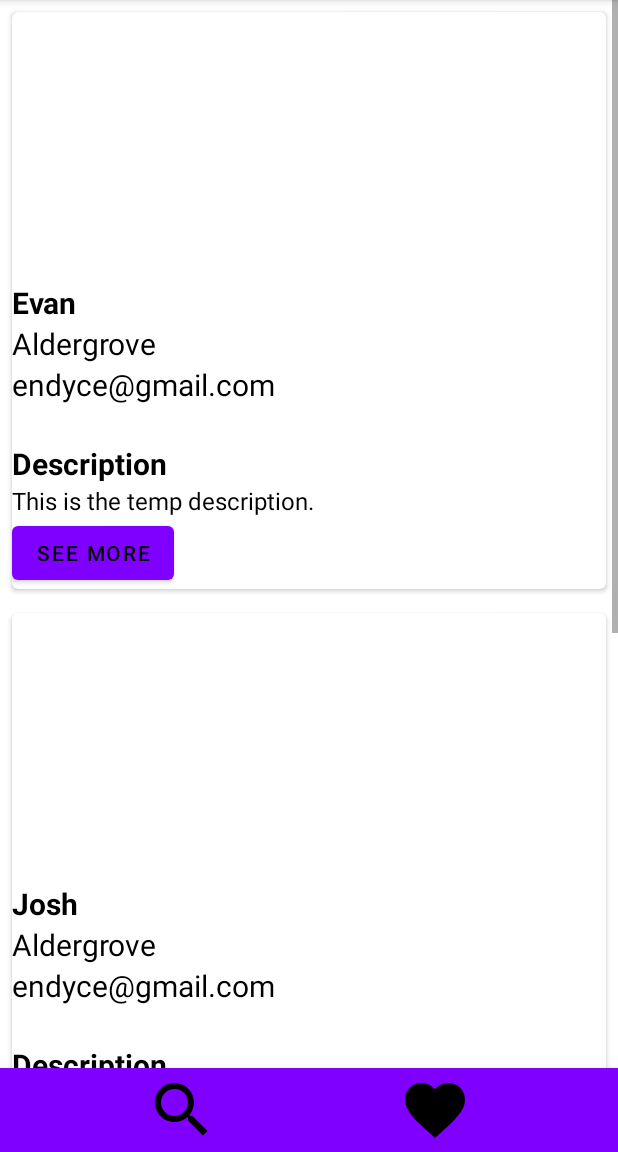
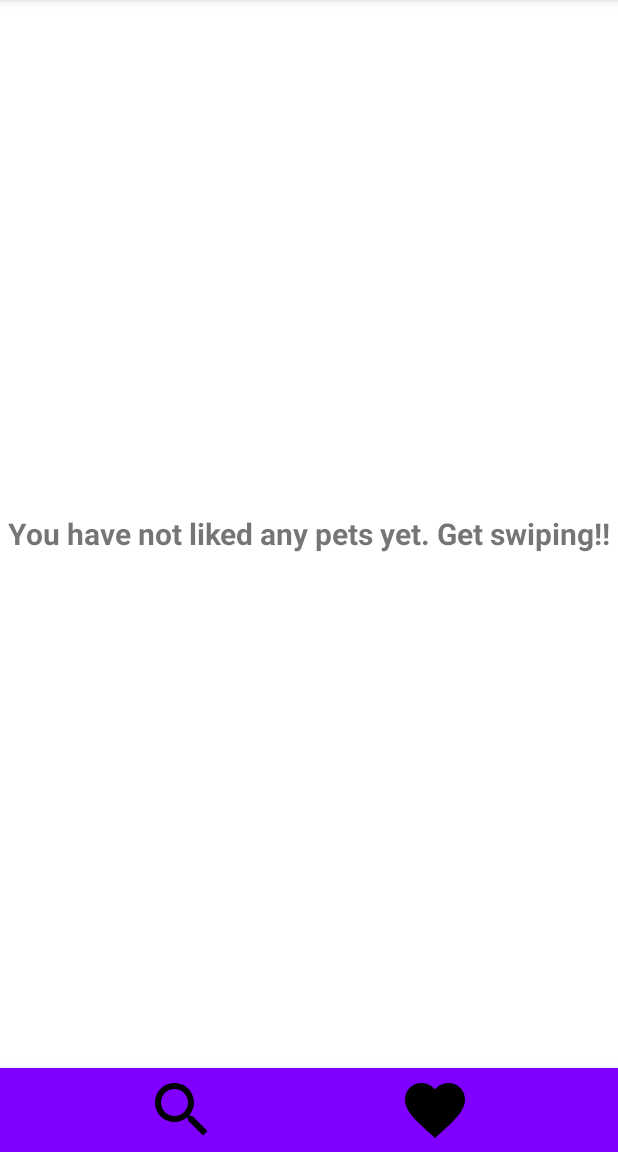
Before and after one commit to EvanDyce/Find-a-Pet, an Android app: the screen it shows after launch once a user with an empty profile is signed in (MainActivity), item 2 of the bottom bar chosen, on a phone screen of 412 x 824 dp, the part 84-1236 px from its top. Run offline under Robolectric (Android 15) with nearby library versions, the phone set to English and light mode, and no system bars; our stand-ins replace Firebase (no records; nobody signed in at launch, a user with empty details on screens opened directly), Volley; libraries missing offline, so code that uses them is left out: com.thecode.aestheticdialogs, karpuzoglu.enes.com, org.angmarch.views; network calls fail; pictures from the network do not load; 2 statements that could not run were skipped.

Commit message:
Recycler view updates with swipes

```diff
--- a/app/src/main/java/com/evandyce/pettinder/SignUp.java
+++ b/app/src/main/java/com/evandyce/pettinder/SignUp.java
@@ -178,7 +178,6 @@ public class SignUp extends AppCompatActivity {
 
     private void loadUserIntoDB(FirebaseUser user_firebase, String email, String name) {
 
-        System.out.println("this is the start of load user into db");
 
         user_firebase.getIdToken(true)
                 .addOnCompleteListener(new OnCompleteListener<GetTokenResult>() {
@@ -195,7 +194,7 @@ public class SignUp extends AppCompatActivity {
     }
 
     private void writeData(String userID, String name, String email) {
-        User user = User.getInstance(this, userID, name, email);
+        User user = new User(userID, name, email);
 
         db.collection("users").document(userID)
                 .set(user)
--- a/app/src/main/java/com/evandyce/pettinder/main/fragments/FavoritesFragment.java
+++ b/app/src/main/java/com/evandyce/pettinder/main/fragments/FavoritesFragment.java
@@ -2,9 +2,11 @@ package com.evandyce.pettinder.main.fragments;
 
 import android.content.Context;
 import android.os.Bundle;
+import android.util.Log;
 import android.view.LayoutInflater;
 import android.view.View;
 import android.view.ViewGroup;
+import android.widget.TextView;
 
 import androidx.annotation.NonNull;
 import androidx.annotation.Nullable;
@@ -29,6 +31,8 @@ public class FavoritesFragment extends Fragment {
 
     protected FragmentActivity mActivity;
 
+    public static List<Animal> animalList = new ArrayList<>();
+
     @Nullable
     @Override
     public View onCreateView(@NonNull LayoutInflater inflater, @Nullable ViewGroup container, @Nullable Bundle savedInstanceState) {
@@ -48,26 +52,22 @@ public class FavoritesFragment extends Fragment {
     public void onViewCreated(@NonNull View view, @Nullable Bundle savedInstanceState) {
         super.onViewCreated(view, savedInstanceState);
 
-        FirebaseUser user = FirebaseAuth.getInstance().getCurrentUser();
-
-        if (user != null) {
-
-        }
-
-        List<Animal> temp = new ArrayList<>();
-
-        String image = "https://images.dailyhive.com/20190429122839/shutterstock_423191707.jpg";
-
-        temp.add(new Animal("Evan", "Aldergrove", "endyce@gmail.com", "17", image, image));
-        temp.add(new Animal("Josh", "Aldergrove", "endyce@gmail.com", "60", image, image));
-        temp.add(new Animal("Quinn", "Aldergrove", "endyce@gmail.com", "21", image, image));
-
         RecyclerView rv = (RecyclerView) view.findViewById(R.id.recycler_view);
+        TextView emptyView = (TextView) view.findViewById(R.id.empty_rv);
 
         LinearLayoutManager llm = new LinearLayoutManager(mActivity);
         rv.setLayoutManager(llm);
 
-        RVAdapter adapter = new RVAdapter(mActivity, temp);
+        RVAdapter adapter = new RVAdapter(mActivity, animalList);
         rv.setAdapter(adapter);
+
+        if (animalList.isEmpty()) {
+            rv.setVisibility(View.GONE);
+            emptyView.setVisibility(View.VISIBLE);
+        } else {
+            rv.setVisibility(View.VISIBLE);
+            emptyView.setVisibility(View.GONE);
+        }
     }
+
 }
--- a/app/src/main/res/layout/fragment_favorites.xml
+++ b/app/src/main/res/layout/fragment_favorites.xml
@@ -14,4 +14,14 @@
         android:layout_height="match_parent"
         android:scrollbars="vertical"/>
 
+    <TextView
+        android:id="@+id/empty_rv"
+        android:layout_width="match_parent"
+        android:layout_height="match_parent"
+        android:gravity="center"
+        android:visibility="gone"
+        android:text="@string/empty_recycler"
+        android:textSize="@dimen/text_20"
+        android:textStyle="bold"/>
+
 </RelativeLayout>
--- a/app/src/main/res/values/strings.xml
+++ b/app/src/main/res/values/strings.xml
@@ -13,6 +13,7 @@
     <string name="error_invalid_email">Please enter valid email.</string>
     <string name="error_email_already_used">An account exists with this email.</string>
     <string name="login">LOGIN</string>
+    <string name="empty_recycler">You have not liked any pets yet. Get swiping!!</string>
 
     <string-array name="province_list_full">
         <item>British Columbia</item>
```
Also changed, not shown: app/src/main/java/com/evandyce/pettinder/Login.java (+1 -40 lines), app/src/main/java/com/evandyce/pettinder/User.java (+1 -31 lines), app/src/main/java/com/evandyce/pettinder/cards/CardsActivity.java (+11 -1 lines), app/src/main/java/com/evandyce/pettinder/cards/TinderCard.java (+13 -0 lines).
